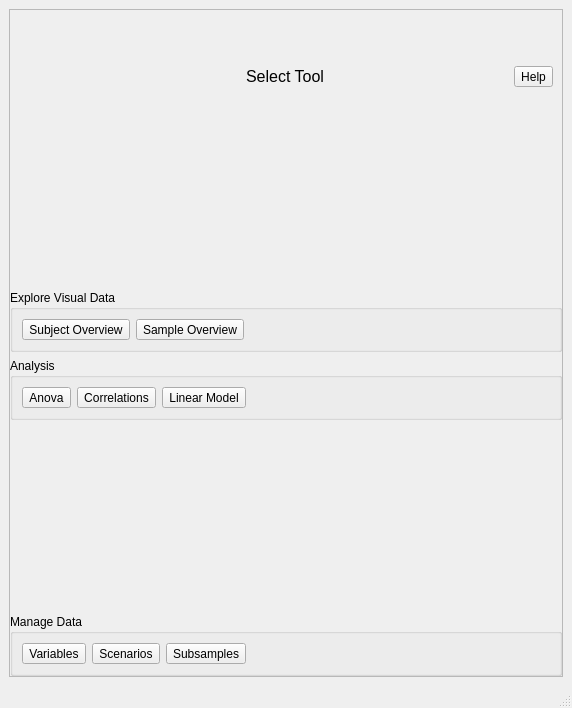
Above: braviz/interaction/qt_guis/menu2_light.ui from diego0020/braviz-app before the change. Below: the same form after it.
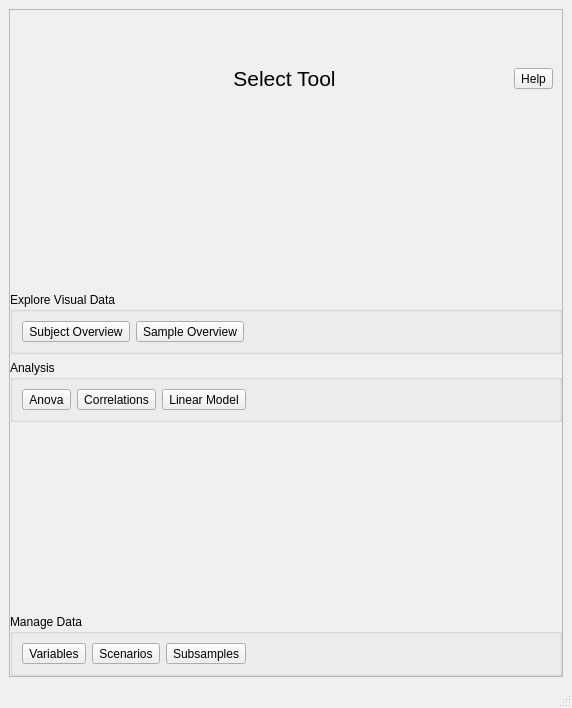
That is the form after the change. Icons and pictures are not drawn.

Diff of the .ui file:
```diff
--- a/braviz/interaction/qt_guis/menu2_light.ui
+++ b/braviz/interaction/qt_guis/menu2_light.ui
@@ -110,7 +110,7 @@
            <widget class="QLabel" name="label">
             <property name="font">
              <font>
-              <pointsize>12</pointsize>
+              <pointsize>16</pointsize>
               <weight>50</weight>
               <bold>false</bold>
              </font>
```
